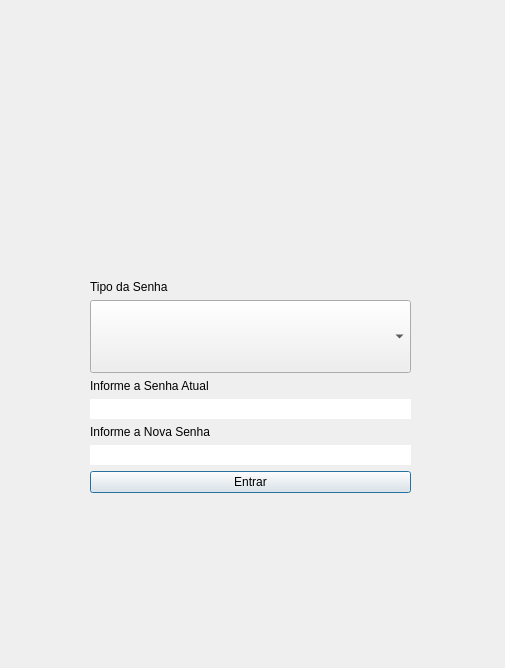
First picture: the form in ArtvidrosV3/dialogpasswords.ui, repository PedrOliveiraM/Artvidros-2023, before the edit.
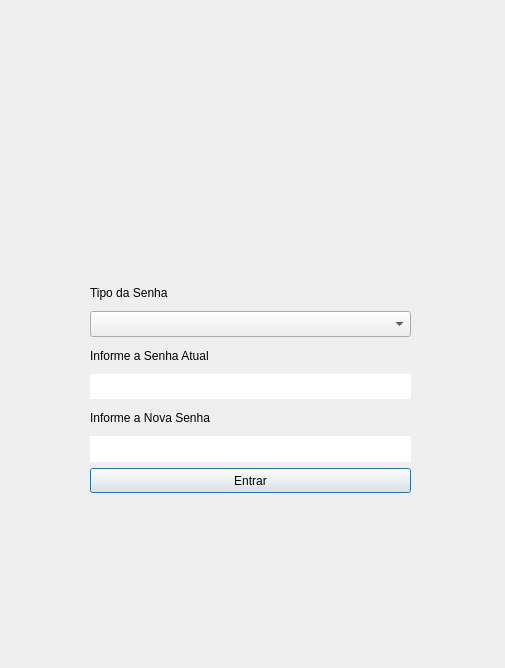
Second picture: the form after the edit. Icons and pictures are not drawn.

Commit message: mudanças na interface

```diff
--- a/ArtvidrosV3/dialogpasswords.ui
+++ b/ArtvidrosV3/dialogpasswords.ui
@@ -33,14 +33,14 @@
     <item>
      <widget class="QComboBox" name="comboBox">
       <property name="sizePolicy">
-       <sizepolicy hsizetype="Preferred" vsizetype="Expanding">
+       <sizepolicy hsizetype="Preferred" vsizetype="Preferred">
         <horstretch>0</horstretch>
         <verstretch>0</verstretch>
        </sizepolicy>
       </property>
       <item>
        <property name="text">
-        <string> </string>
+        <string/>
        </property>
       </item>
       <item>
@@ -69,6 +69,12 @@
     </item>
     <item>
      <widget class="QLineEdit" name="lineEdit_password">
+      <property name="sizePolicy">
+       <sizepolicy hsizetype="Expanding" vsizetype="Preferred">
+        <horstretch>0</horstretch>
+        <verstretch>0</verstretch>
+       </sizepolicy>
+      </property>
       <property name="cursor">
        <cursorShape>IBeamCursor</cursorShape>
       </property>
@@ -92,6 +98,12 @@
     </item>
     <item>
      <widget class="QLineEdit" name="lineEdit_new_password">
+      <property name="sizePolicy">
+       <sizepolicy hsizetype="Expanding" vsizetype="Preferred">
+        <horstretch>0</horstretch>
+        <verstretch>0</verstretch>
+       </sizepolicy>
+      </property>
       <property name="cursor">
        <cursorShape>IBeamCursor</cursorShape>
       </property>
@@ -108,6 +120,12 @@
     </item>
     <item>
      <widget class="QPushButton" name="pushButtonEntrar">
+      <property name="sizePolicy">
+       <sizepolicy hsizetype="Minimum" vsizetype="Preferred">
+        <horstretch>0</horstretch>
+        <verstretch>0</verstretch>
+       </sizepolicy>
+      </property>
       <property name="text">
        <string>Entrar</string>
       </property>
```
The commit also changes 7 other files.
